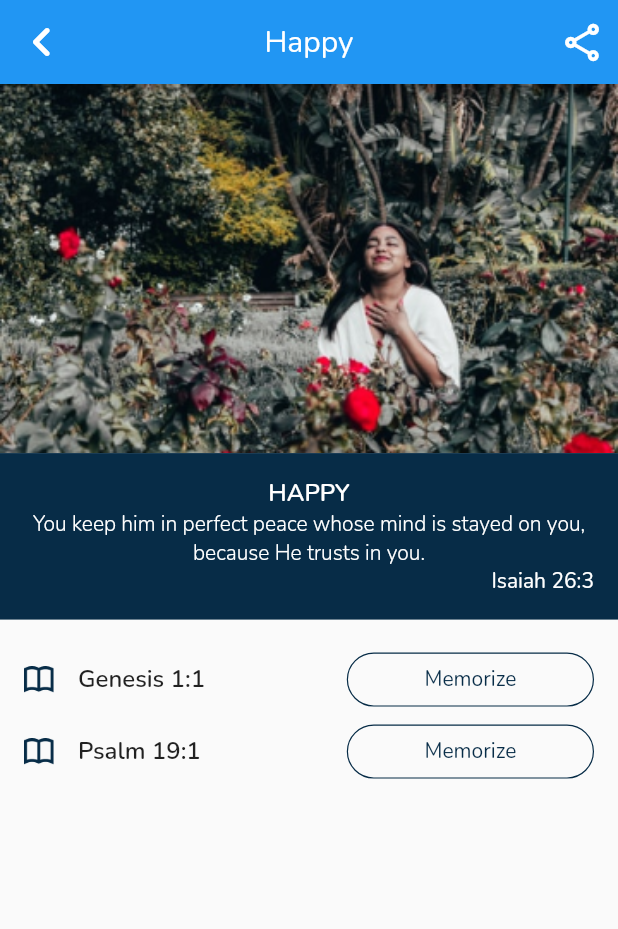
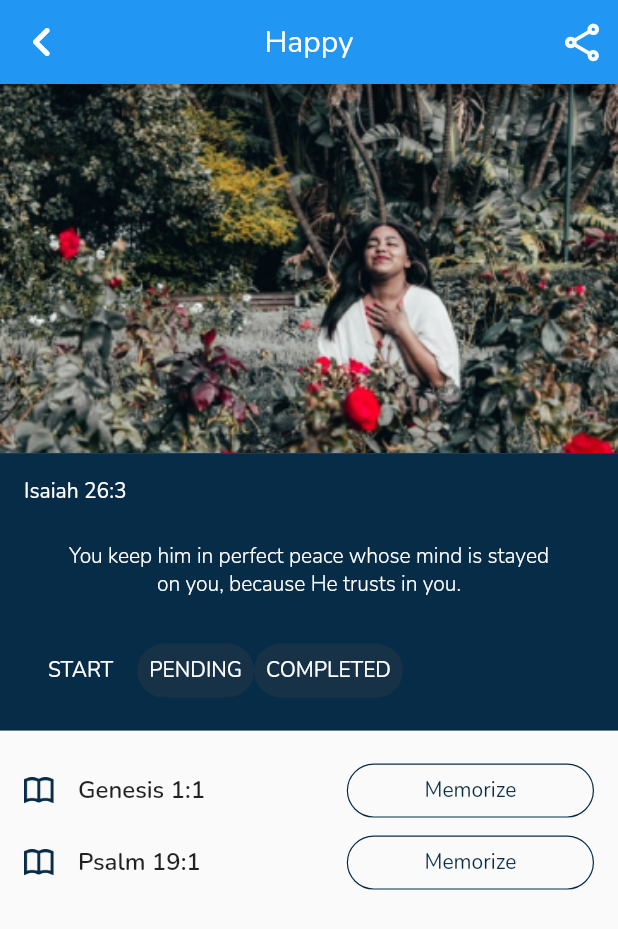
Before and after one commit to MemoryLamp/memorylamp-mobile, a Flutter app: the EmotionsScreen screen opened directly with sample values from the repository, on a phone screen of 412 x 824 dp. Shown: the top 929 px of the screen. Run offline on Flutter 3.47's test engine with Material 2 defaults, Android fonts, the light colour scheme and no system bars; our stand-ins replace badges, percent_indicator; Roboto replaces fonts that are missing (poppins).

Commit message:
modify emotion screen

```diff
--- a/lib/screens/emotions.dart
+++ b/lib/screens/emotions.dart
@@ -3,9 +3,11 @@ import 'package:memory_lamp/helpers/asset_paths.dart';
 import 'package:memory_lamp/helpers/size_mq.dart';
 import 'package:memory_lamp/models/emotion.dart';
 import 'package:memory_lamp/models/verse.dart';
+import 'package:memory_lamp/theming/defaults.dart';
 import 'package:memory_lamp/theming/ml_colors.dart';
 import 'package:memory_lamp/theming/ml_font.dart';
 import 'package:memory_lamp/widgets/buttons/ml_outlined_button.dart';
+import 'package:memory_lamp/widgets/buttons/ml_text_button.dart';
 import 'package:memory_lamp/widgets/compound_widgets/labeled_icon.dart';
 import 'package:memory_lamp/widgets/ml_container.dart';
 import 'package:memory_lamp/widgets/ml_text.dart';
@@ -20,7 +22,22 @@ class EmotionsScreen extends StatelessWidget {
   @override
   Widget build(BuildContext context) {
     return Scaffold(
-      appBar: AppBar(
+      appBar: _appBar(context),
+      body: SafeArea(
+        child: SingleChildScrollView(
+          child: Column(
+            children: [
+              _header(),
+              _verseList(_emotion.verses),
+            ],
+          ),
+        ),
+      ),
+    );
+  }
+
+  AppBar _appBar(context) {
+    return AppBar(
       centerTitle: true,
       title: MLText(_emotion.name),
       leading: IconButton(
@@ -33,17 +50,6 @@ class EmotionsScreen extends StatelessWidget {
           icon: Icon(Icons.share_outlined, size: 30),
         )
       ],
-      ),
-      body: SafeArea(
-        child: SingleChildScrollView(
-          child: Column(
-            children: [
-              _header(),
-              _verseList(_emotion.verses),
-            ],
-          ),
-        ),
-      ),
     );
   }
 
@@ -59,26 +65,32 @@ class EmotionsScreen extends StatelessWidget {
           backgroundColor: MLColors.primary,
           padding: const EdgeInsets.all(16),
           child: Column(
-            crossAxisAlignment: CrossAxisAlignment.end,
+            crossAxisAlignment: CrossAxisAlignment.start,
             children: [
-              Center(
+              MLText(
+                _emotion.highlightVerse.toVerseFormat,
+                fontColor: Colors.white,
+              ),
+              Padding(
+                padding: MLDefaults.screenPadding,
                 child: MLText(
-                  _emotion.name.toUpperCase(),
-                  fontColor: Colors.white,
-                  fontWeight: MLFont.semiBold,
-                  textAlign: TextAlign.center,
-                  fontSize: MLFont.medium,
-                ),
-              ),
-              MLText(
                   _emotion.highlightVerse.verse,
                   fontColor: Colors.white,
                   textAlign: TextAlign.center,
                   fontWeight: MLFont.light,
                 ),
-              MLText(
-                _emotion.highlightVerse.toVerseFormat,
+              ),
+              Row(
+                children: [
+                  MLOutlinedButton(
+                    child: MLText(
+                      "START",
                       fontColor: Colors.white,
+                    ),
+                  ),
+                  MLTextButton(child: MLText("PENDING")),
+                  MLTextButton(child: MLText("COMPLETED")),
+                ],
               )
             ],
           ),
--- a/lib/widgets/buttons/ml_outlined_button.dart
+++ b/lib/widgets/buttons/ml_outlined_button.dart
@@ -28,6 +28,12 @@ class MLOutlinedButton extends StatelessWidget {
       width: width,
       child: OutlinedButton(
         onPressed: onPressed,
+        style: OutlinedButton.styleFrom(
+          backgroundColor: backgroundColor,
+          shape: RoundedRectangleBorder(
+            borderRadius: borderRadius ?? BorderRadius.circular(30),
+          ),
+        ),
         child: Padding(
           padding: padding,
           child: child,
```
Also changed, not shown: pubspec.lock. Lines whose indentation alone changed are shown as unchanged.
